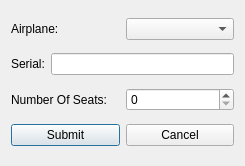
First picture: the form in MyProj/addairplanedialog.ui, repository shahabbadihi/airport_managementt, before the edit.
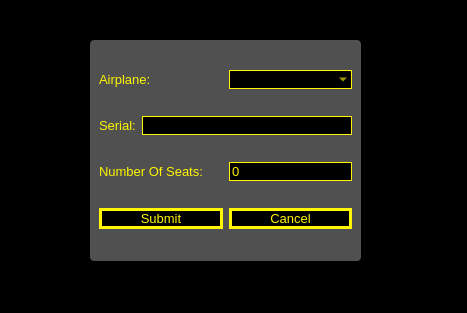
Second picture: the form after the edit.

```diff
--- a/MyProj/addairplanedialog.ui
+++ b/MyProj/addairplanedialog.ui
@@ -6,14 +6,68 @@
    <rect>
     <x>0</x>
     <y>0</y>
-    <width>245</width>
-    <height>166</height>
+    <width>467</width>
+    <height>313</height>
    </rect>
   </property>
   <property name="windowTitle">
    <string>Dialog</string>
   </property>
-  <layout class="QVBoxLayout" name="verticalLayout">
+  <property name="styleSheet">
+   <string notr="true">* {
+	font-size: 10pt;
+}
+
+QDialog {
+	
+	background-color: rgb(0, 0, 0);
+}
+
+QLabel {
+	color: rgb(255, 246, 0);
+}
+
+QLineEdit, QComboBox, QSpinBox {
+	color: rgb(255, 246, 0);
+	
+	background-color: rgb(0, 0, 0);
+	border: 1px solid #fff600;
+}
+
+QPushButton {
+	background-color: rgb(0, 0, 0);
+	color: rgb(255, 246, 0);
+	border: 3px solid #fff600;
+}
+
+QPushButton:hover {
+	background-color: #fff600;
+	color: black;
+}
+
+#frame {
+	
+	background-color: rgb(255, 255, 255, 80);
+	border-radius: 4px;
+}
+</string>
+  </property>
+  <widget class="QFrame" name="frame">
+   <property name="geometry">
+    <rect>
+     <x>90</x>
+     <y>40</y>
+     <width>271</width>
+     <height>221</height>
+    </rect>
+   </property>
+   <property name="frameShape">
+    <enum>QFrame::StyledPanel</enum>
+   </property>
+   <property name="frameShadow">
+    <enum>QFrame::Raised</enum>
+   </property>
+   <layout class="QVBoxLayout" name="verticalLayout_2">
    <item>
     <layout class="QHBoxLayout" name="horizontalLayout_2">
      <item>
@@ -75,6 +129,7 @@
     </layout>
    </item>
   </layout>
+  </widget>
  </widget>
  <resources/>
  <connections/>
```
Lines whose indentation alone changed are shown as unchanged.
